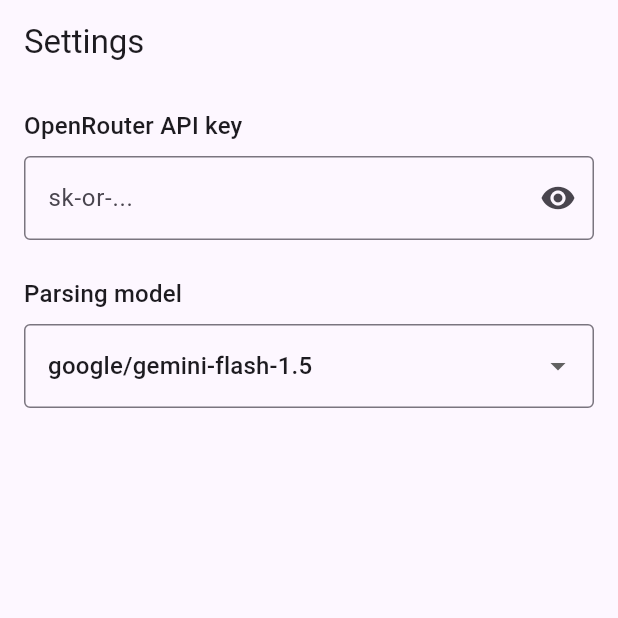
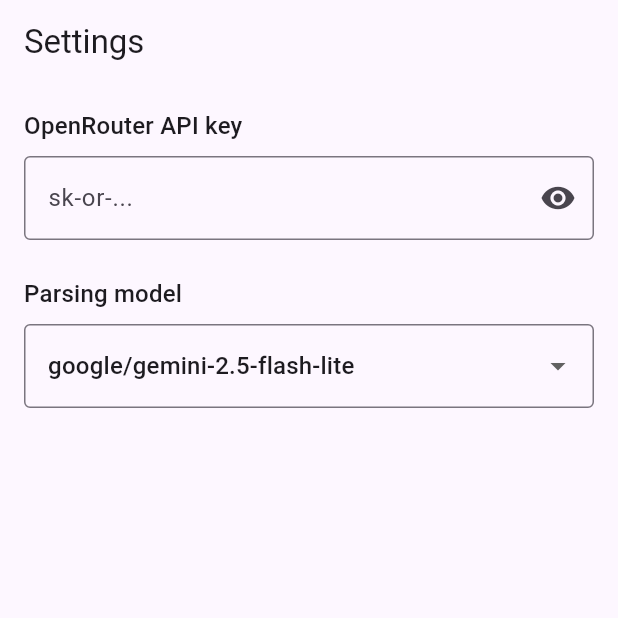
Before and after one commit to morre95/splitt_happens, a Flutter app: the SettingsScreen screen opened by its route, on a phone screen of 412 x 824 dp, the top half of it. Run offline on Flutter 3.47's test engine with Material 3 defaults, Android fonts, the phone set to English and light mode, and no system bars; our stand-ins replace camera, drift, flutter_riverpod, flutter_secure_storage, freezed_annotation, go_router and 6 more; missing offline and left inert: google_mlkit_text_recognition; accounts and stored records are empty; generated files the repository leaves out were written again.

Commit message:
update default model and available models in constants.dart
- change default model to google/gemini-2.5-flash-lite
- update available models to include google/gemini-2.5-flash-lite and openai/gpt-5.4-nano

```diff
--- a/lib/core/constants.dart
+++ b/lib/core/constants.dart
@@ -13,12 +13,12 @@
       'https://openrouter.ai/api/v1/chat/completions';
 
   /// Default model used to parse receipts. Cheap and fast.
-  static const String defaultModel = 'google/gemini-flash-1.5';
+  static const String defaultModel = 'google/gemini-2.5-flash-lite';
 
   /// Models offered in the settings dropdown.
   static const List<String> availableModels = <String>[
-    'google/gemini-flash-1.5',
-    'openai/gpt-4o-mini',
+    'google/gemini-2.5-flash-lite',
+    'openai/gpt-5.4-nano',
     'anthropic/claude-haiku-4-5',
   ];
 
```
